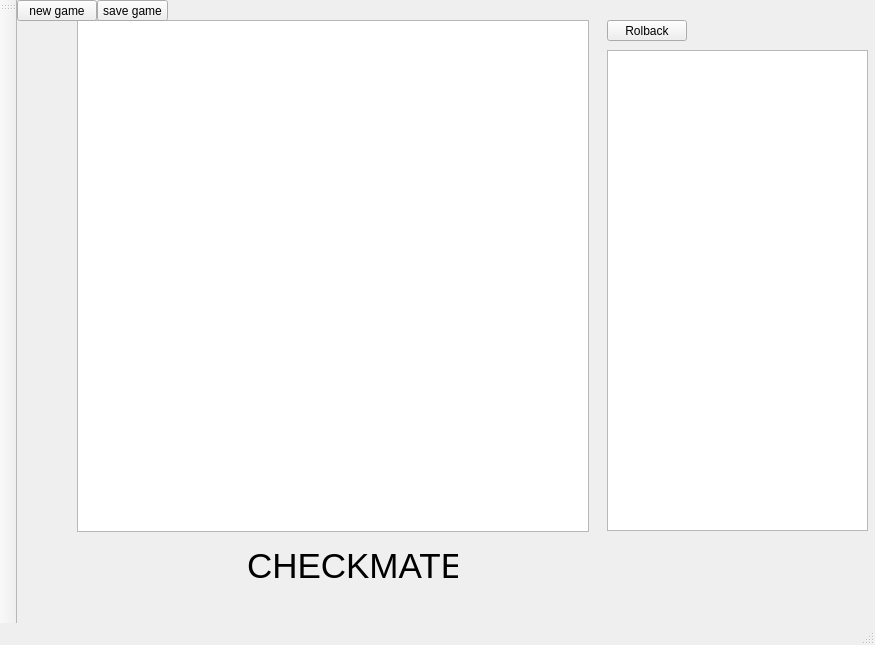
Above: source/widgets/mainwindow.ui from KonstantinMoiseew/Chess before the change. Below: the same form after it.
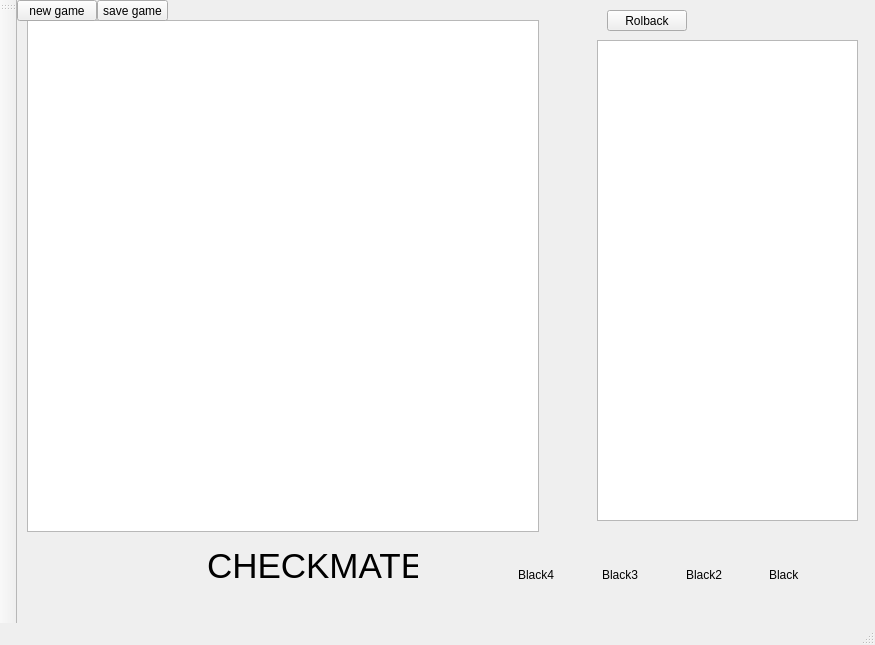
That is the form after the change. Custom widgets are drawn as their Qt base class.

```diff
--- a/source/widgets/mainwindow.ui
+++ b/source/widgets/mainwindow.ui
@@ -17,7 +17,7 @@
    <widget class="GraphicsView" name="boardView">
     <property name="geometry">
      <rect>
-      <x>60</x>
+      <x>10</x>
       <y>20</y>
       <width>512</width>
       <height>512</height>
@@ -34,7 +34,7 @@
     <property name="geometry">
      <rect>
       <x>590</x>
-      <y>20</y>
+      <y>10</y>
       <width>80</width>
       <height>21</height>
      </rect>
@@ -46,8 +46,8 @@
    <widget class="QTableView" name="historyView">
     <property name="geometry">
      <rect>
-      <x>590</x>
-      <y>50</y>
+      <x>580</x>
+      <y>40</y>
       <width>261</width>
       <height>481</height>
      </rect>
@@ -68,7 +68,7 @@
     </property>
     <property name="geometry">
      <rect>
-      <x>230</x>
+      <x>190</x>
       <y>550</y>
       <width>211</width>
       <height>31</height>
@@ -109,6 +109,46 @@
      <string>save game</string>
     </property>
    </widget>
+   <widget class="QWidget" name="horizontalLayoutWidget">
+    <property name="geometry">
+     <rect>
+      <x>490</x>
+      <y>539</y>
+      <width>351</width>
+      <height>71</height>
+     </rect>
+    </property>
+    <layout class="QHBoxLayout" name="horizontalLayout">
+     <item>
+      <widget class="LabelBotton" name="label_4">
+       <property name="text">
+        <string>Black4</string>
+       </property>
+      </widget>
+     </item>
+     <item>
+      <widget class="LabelBotton" name="label_3">
+       <property name="text">
+        <string>Black3</string>
+       </property>
+      </widget>
+     </item>
+     <item>
+      <widget class="LabelBotton" name="label_2">
+       <property name="text">
+        <string>Black2</string>
+       </property>
+      </widget>
+     </item>
+     <item>
+      <widget class="LabelBotton" name="label">
+       <property name="text">
+        <string>Black</string>
+       </property>
+      </widget>
+     </item>
+    </layout>
+   </widget>
   </widget>
   <widget class="QMenuBar" name="menuBar">
    <property name="geometry">
@@ -137,6 +177,11 @@
    <extends>QGraphicsView</extends>
    <header>widgets/graphicsview.h</header>
   </customwidget>
+  <customwidget>
+   <class>LabelBotton</class>
+   <extends>QLabel</extends>
+   <header>widgets/labelbotton.h</header>
+  </customwidget>
  </customwidgets>
  <resources/>
  <connections/>
```
